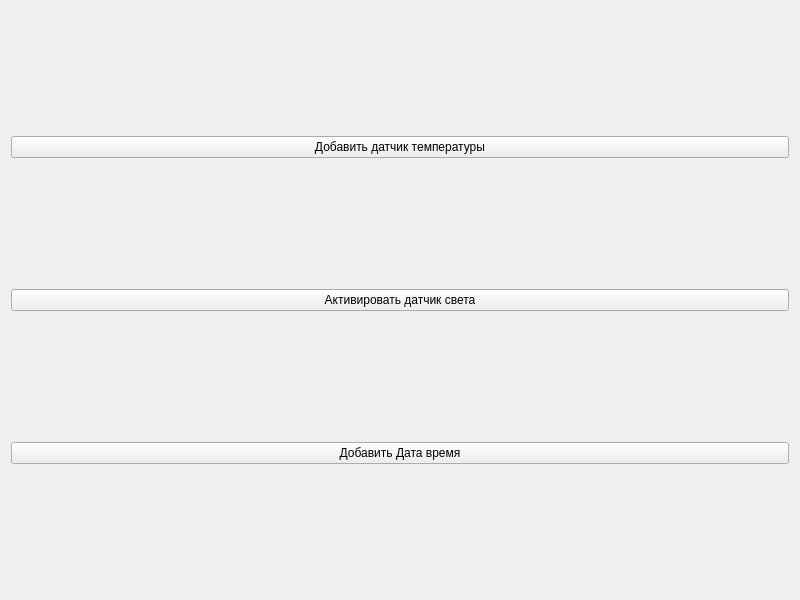
First picture: the form in Widget.ui, repository ev-nik/SmartHomeClient, before the edit.
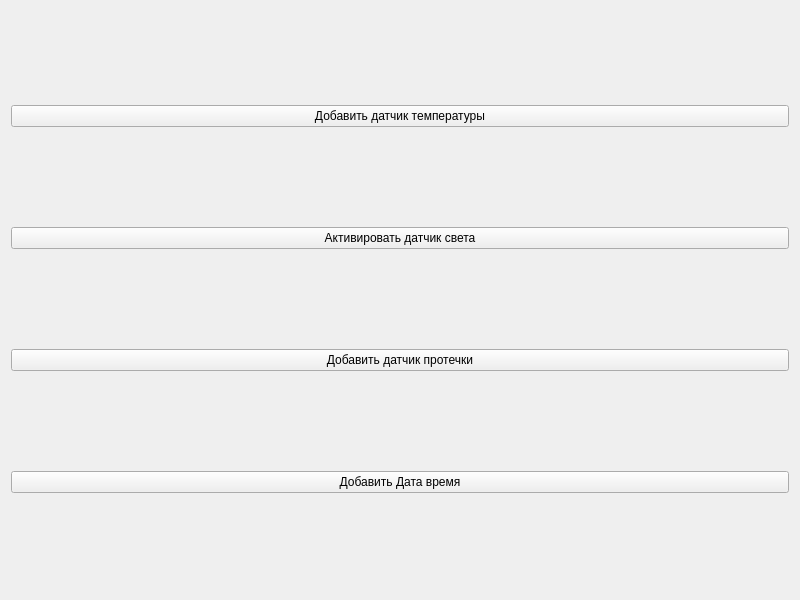
Second picture: the form after the edit.

Commit message: Добавлен 1 - датчик протечки

What changed in the file:
```diff
--- a/Widget.ui
+++ b/Widget.ui
@@ -28,6 +28,13 @@
      </property>
     </widget>
    </item>
+   <item>
+    <widget class="QPushButton" name="createLeakInfoButton">
+     <property name="text">
+      <string>Добавить датчик протечки</string>
+     </property>
+    </widget>
+   </item>
    <item>
     <widget class="QPushButton" name="createDateTimeInfoButton">
      <property name="text">
```
The commit also changes 14 other files.
